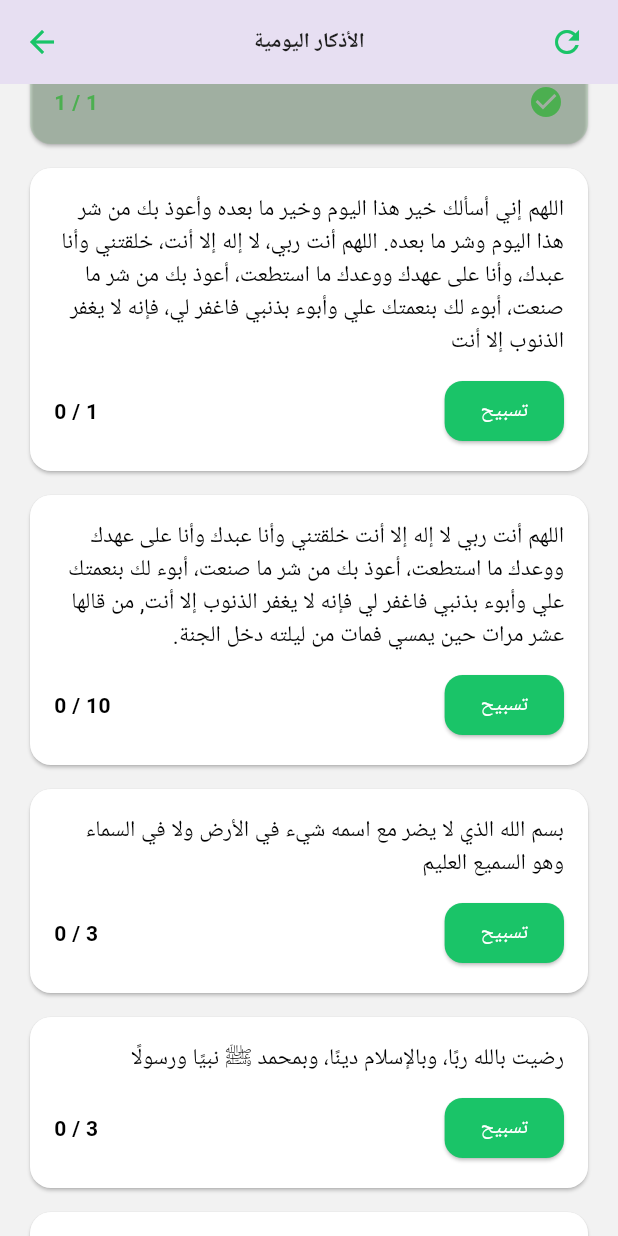
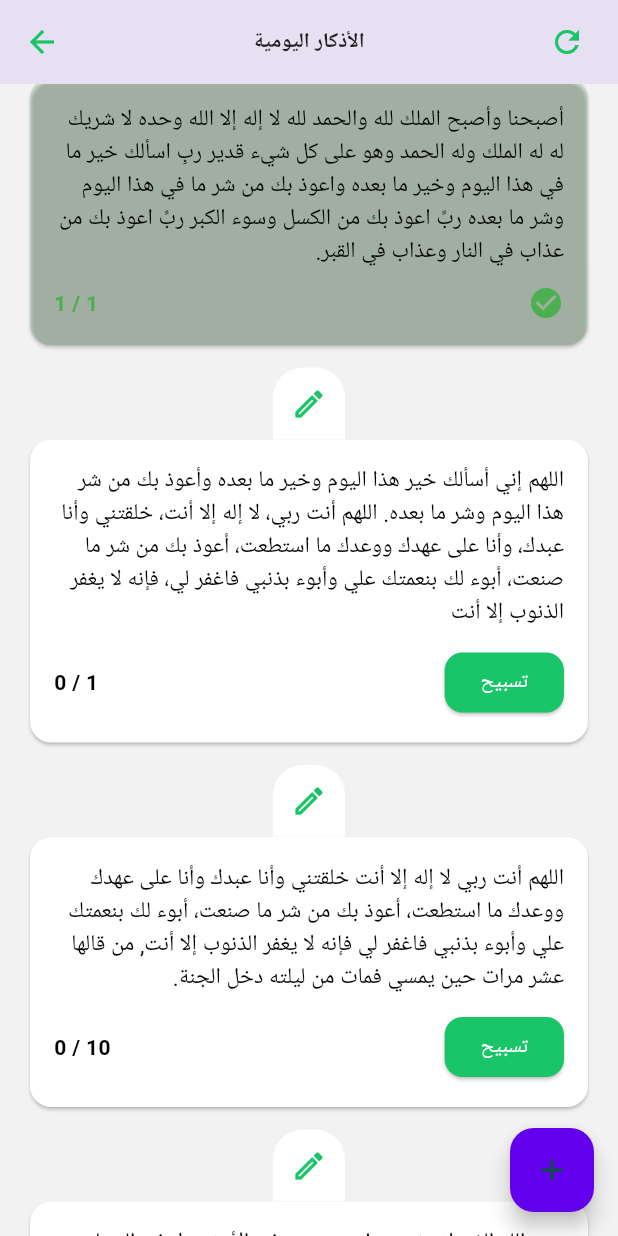
Before and after one commit to eslam281/es28, a Flutter app: the AthkarSM screen opened by its route, scrolled down 576 dp, after a tap on "تسبيح", on a phone screen of 412 x 824 dp. Run offline on Flutter 3.47's test engine with Material 3 defaults, Android fonts, the phone set to English and light mode, and no system bars; our stand-ins replace animated_splash_screen, audioplayers, connectivity_plus, dartz, flutter_compass, flutter_local_notifications and 6 more; missing offline and left inert: drop_down_list, flutter_background_service; accounts and stored records are empty.

Commit message:
some edit in athkar_SM 3

```diff
--- a/lib/controller/althakr/elathaker_controller.dart
+++ b/lib/controller/althakr/elathaker_controller.dart
@@ -4,28 +4,30 @@ import 'package:intl/intl.dart';
 
 
 class ElathakerController extends GetxController{
+ late List<List<dynamic>> athkar;
   List count=[];
 
   @override
   void onInit() {
+    athkar = myBox?.get("athkar")??_athkarBase;
     intialData();
     super.onInit();
   }
 
   void intialData() async{
-    count.length = adhkar.length;
-    count.fillRange(0, adhkar.length, 0);
+    count.length = athkar.length;
+    count.fillRange(0, athkar.length, 0);
     if (myBox?.get("timefor30") != null) {
 
       if(!checkTime('Asr') &&checkTime('Fajr') && (myBox?.get("athakertime") == 1||!await checkDate())) {
-        count.fillRange(0, adhkar.length, 0);
+        count.fillRange(0, athkar.length, 0);
         myBox?.put("athakerCount", count);
         myBox?.put("athakertime", 2);
 
         await myBox?.put("elathakerdate",DateFormat('dd-MM').format(DateTime.now()));
 
       } else  if (checkTime('Asr') && (myBox?.get("athakertime") == 2||!await checkDate())) {
-        count.fillRange(0, adhkar.length, 0);
+        count.fillRange(0, athkar.length, 0);
         myBox?.put("athakerCount", count);
         myBox?.put("athakertime", 1);
 
@@ -36,13 +38,13 @@ class ElathakerController extends GetxController{
 
 
       } else {
-        count.fillRange(0, adhkar.length, 0);
+        count.fillRange(0, athkar.length, 0);
       }
     } else {
       if (myBox?.get("athakerCount") != null ) {
         count = myBox?.get("athakerCount");
       } else {
-        count.fillRange(0, adhkar.length, 0);
+        count.fillRange(0, athkar.length, 0);
         await myBox?.put("elathakerdate", DateFormat('dd-MM').format(DateTime.now()));
       }
     }
@@ -63,7 +65,7 @@ class ElathakerController extends GetxController{
   }
 
   onTap(int index){
-    if(adhkar[index][1] > count[index]){
+    if(athkar[index][1] > count[index]){
       count[index] += 1;
       myBox?.put("athakerCount",count);
     }
@@ -71,12 +73,30 @@ class ElathakerController extends GetxController{
   }
 
   customRefresh(){
-    count.fillRange(0, adhkar.length, 0);
+    count.fillRange(0, athkar.length, 0);
     myBox?.put("athakerCount", count);
     update();
   }
 
-  List<List<dynamic>> adhkar = [
+  add(String text, int count){
+    athkar.add([text, count]);
+    myBox?.put("athkar", athkar);
+    update();
+  }
+  delete(int index) {
+    athkar.removeAt(index);
+    myBox?.put("athkar", athkar);
+    update();
+  }
+  edit(int index, String text, int count) {
+    athkar[index][0] = text;
+    athkar[index][1] = count;
+    myBox?.put("athkar", athkar);
+    update();
+  }
+
+
+  List<List<dynamic>> _athkarBase = [
     ["قراءة آية الكرسي: {الله لا إله إلا هو الحي القيوم لا تأخذه سنة ولا نوم له ما في السماوات وما في الأرض من ذا الذي يشفع عنده إلا بإذنه يعلم ما بين أيديهم وما خلفهم ولا يحيطون بشيء من علمه إلا بما شاء وسع كرسيه السماوات والأرض ولا يؤده حفظهما وهو العلي العظيم} (البقرة:255)", 1],
     ["سورة الإخلاص، الفلق، والناس", 3],
     ["أصبحنا وأصبح الملك لله والحمد لله لا إله إلا الله وحده لا شريك له له الملك وله الحمد وهو على كل شيء قدير ربِ اسألك خير ما في هذا اليوم وخير ما بعده واعوذ بك من شر ما في هذا اليوم وشر ما بعده ربِّ اعوذ بك من الكسل وسوء الكبر ربِّ اعوذ بك من عذاب في النار وعذاب في القبر.", 1],
--- a/lib/view/component/athkar/customAthkarCard.dart
+++ b/lib/view/component/athkar/customAthkarCard.dart
@@ -10,14 +10,26 @@ class CustomAthkarCard extends StatelessWidget {
   final double textScaler;
   final bool completed;
   final void Function() onTap;
+  final void Function() edit;
   const CustomAthkarCard({super.key, required this.elthakr,
     required this.max, required this.count, required this.onTap, required this.completed,
-    required this.textScaler});
+    required this.textScaler, required this.edit});
 
   @override
   Widget build(BuildContext context) {
-    return  Card(
-      margin: const EdgeInsets.symmetric(vertical: 8),
+    return  Column(
+      children: [
+        Container(
+            margin: null, padding: null,
+          decoration: BoxDecoration(
+            color:context.isDarkMode? Colors.black :Colors.white ,
+            borderRadius: const BorderRadius.vertical(top:Radius.circular(20) ),
+          ),
+            child:IconButton(onPressed:edit,icon: const Icon(Icons.edit_outlined,
+              color: AppColor.secondColor,),)
+        ),
+        Card(
+          margin: const EdgeInsets.only(bottom: 15),
           shape: RoundedRectangleBorder(
               borderRadius: BorderRadius.circular(14)),
           color: completed
@@ -68,6 +80,8 @@ class CustomAthkarCard extends StatelessWidget {
               ],
             ),
           ),
+        ),
+      ],
     );
   }
 }
--- a/lib/view/screen/home/althakr/athkar_AP.dart
+++ b/lib/view/screen/home/althakr/athkar_AP.dart
@@ -86,10 +86,13 @@ class AthkarAP extends StatelessWidget {
                         count: controller.count[index],
                         completed: completed,
                         max: controller.adhkar[index][1],
+                        textScaler: sittingsControllerImp.textScalerAthkar,
                         onTap: () {
                           controller.onTap(index);
                         },
-                        textScaler: sittingsControllerImp.textScalerAthkar,
+                        edit: () {
+
+                        },
                       );
                     },
                   ),
--- a/lib/view/screen/home/althakr/athkar_SM.dart
+++ b/lib/view/screen/home/althakr/athkar_SM.dart
@@ -28,6 +28,11 @@ class AthkarSM extends StatelessWidget {
               tooltip: 'تحديث الأذكار',
             )
           ],
+        ),
+
+        floatingActionButton:FloatingActionButton(
+          onPressed: () {  },
+          child: const Icon(Icons.add,color: AppColor.primaryColor,),
         ),
 
         body: GetBuilder<SittingsControllerImp>(
@@ -78,20 +83,23 @@ class AthkarSM extends StatelessWidget {
                     padding: const EdgeInsets.only(left: 20, bottom: 30,right: 20,top:10),
                     shrinkWrap: true,
                     physics: const NeverScrollableScrollPhysics(),
-                    itemCount: controller.adhkar.length,
+                    itemCount: controller.athkar.length,
                     itemBuilder: (context, index) => GetBuilder<ElathakerController>(
                       builder: (controller) {
                         bool completed =
-                            controller.count[index] >= controller.adhkar[index][1];
+                            controller.count[index] >= controller.athkar[index][1];
                         return CustomAthkarCard(
-                          elthakr: controller.adhkar[index][0],
+                          elthakr: controller.athkar[index][0],
                           count: controller.count[index],
                           completed: completed,
-                          max: controller.adhkar[index][1],
+                          max: controller.athkar[index][1],
+                          textScaler: sittingsControllerImp.textScalerAthkar,
                           onTap: () {
                             controller.onTap(index);
                           },
-                          textScaler: sittingsControllerImp.textScalerAthkar,
+                          edit: () {
+
+                          },
                         );
                       },
                     ),
```
Lines whose indentation alone changed are shown as unchanged.
